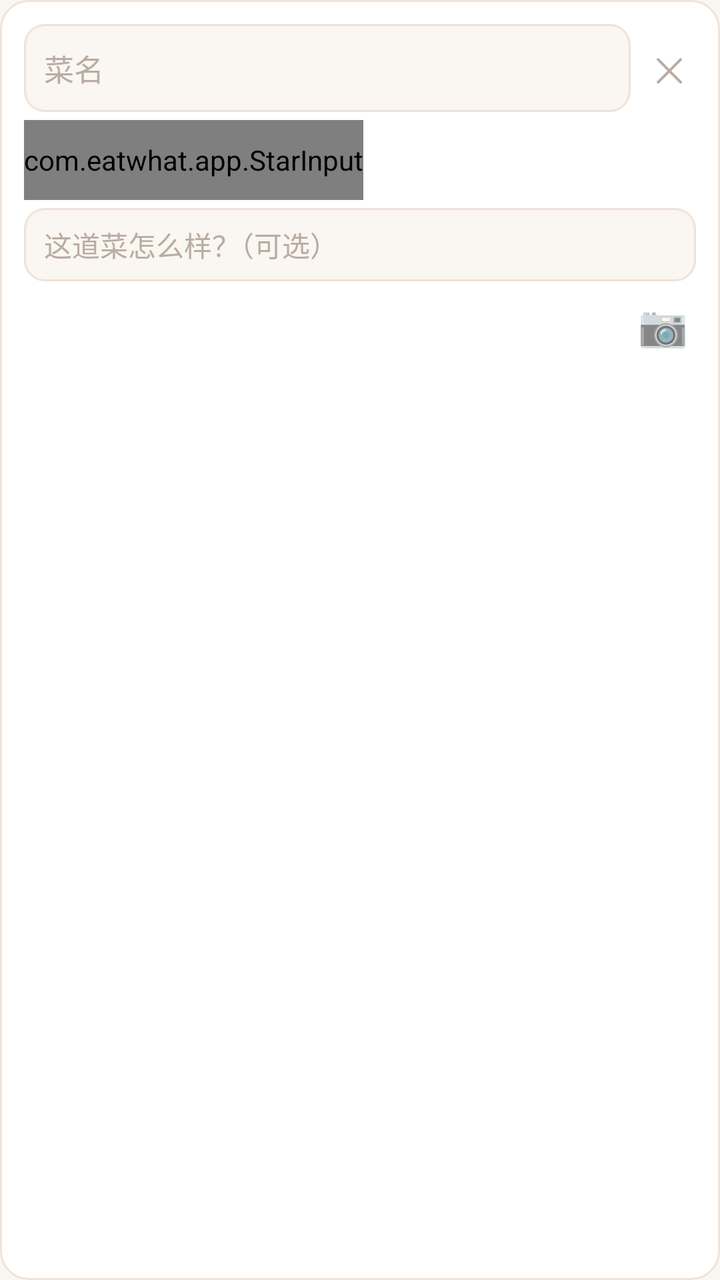
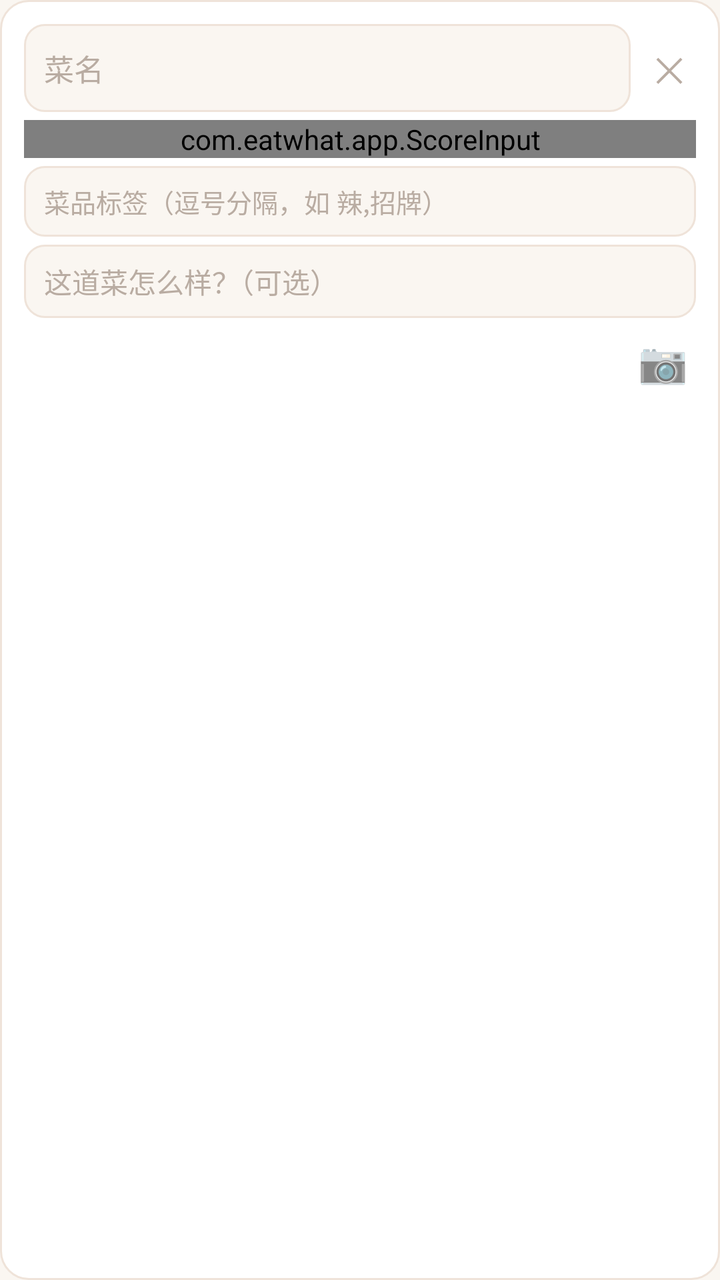

Compare the two renders of this Android layout. The source of the first and the diff that turns it into the second are given below.
<!-- AndroidManifest.xml: application theme AppTheme -->
<!-- res/layout/dish_card.xml -->
<?xml version="1.0" encoding="utf-8"?>
<LinearLayout xmlns:android="http://schemas.android.com/apk/res/android"
    android:layout_width="match_parent"
    android:layout_height="wrap_content"
    android:layout_marginTop="10dp"
    android:background="@drawable/card_bg"
    android:orientation="vertical"
    android:paddingStart="12dp"
    android:paddingEnd="12dp"
    android:paddingTop="12dp"
    android:paddingBottom="12dp">

    <LinearLayout
        android:layout_width="match_parent"
        android:layout_height="wrap_content"
        android:gravity="center_vertical"
        android:orientation="horizontal">

        <EditText
            android:id="@+id/et_dish_name"
            android:layout_width="0dp"
            android:layout_height="44dp"
            android:layout_weight="1"
            android:background="@drawable/bg_input"
            android:hint="菜名"
            android:inputType="text"
            android:maxLines="1"
            android:paddingStart="10dp"
            android:paddingEnd="10dp"
            android:textColor="@color/text_main"
            android:textColorHint="@color/hint"
            android:textSize="15sp" />

        <TextView
            android:id="@+id/btn_del_dish"
            android:layout_width="wrap_content"
            android:layout_height="wrap_content"
            android:paddingStart="12dp"
            android:paddingEnd="6dp"
            android:paddingLeft="12dp"
            android:paddingRight="6dp"
            android:text="✕"
            android:textColor="@color/hint"
            android:textSize="17sp" />
    </LinearLayout>

    <com.eatwhat.app.StarInput
        android:id="@+id/star_dish"
        android:layout_width="wrap_content"
        android:layout_height="40dp"
        android:layout_marginTop="4dp" />

    <EditText
        android:id="@+id/et_dish_comment"
        android:layout_width="match_parent"
        android:layout_height="wrap_content"
        android:layout_marginTop="4dp"
        android:background="@drawable/bg_input"
        android:hint="这道菜怎么样？（可选）"
        android:inputType="textMultiLine"
        android:maxLines="3"
        android:minLines="1"
        android:paddingStart="10dp"
        android:paddingEnd="10dp"
        android:paddingTop="8dp"
        android:paddingBottom="8dp"
        android:textColor="@color/text_main"
        android:textColorHint="@color/hint"
        android:textSize="14sp" />

    <LinearLayout
        android:layout_width="match_parent"
        android:layout_height="wrap_content"
        android:layout_marginTop="8dp"
        android:gravity="center_vertical"
        android:orientation="horizontal">

        <HorizontalScrollView
            android:layout_width="0dp"
            android:layout_height="wrap_content"
            android:layout_weight="1"
            android:scrollbars="none">

            <LinearLayout
                android:id="@+id/ll_photos"
                android:layout_width="wrap_content"
                android:layout_height="wrap_content"
                android:orientation="horizontal" />
        </HorizontalScrollView>

        <TextView
            android:id="@+id/btn_photo"
            android:layout_width="wrap_content"
            android:layout_height="wrap_content"
            android:paddingStart="10dp"
            android:paddingEnd="4dp"
            android:paddingLeft="10dp"
            android:paddingRight="4dp"
            android:text="📷"
            android:textSize="20sp" />
    </LinearLayout>
</LinearLayout>
<!-- resources referenced by this layout -->
<resources>
  <color name="hint">#B9ACA2</color>
  <color name="text_main">#2B2320</color>
  <!-- drawable bg_input (drawable) -->
  <?xml version="1.0" encoding="utf-8"?>
  <shape xmlns:android="http://schemas.android.com/apk/res/android"
      android:shape="rectangle">
      <solid android:color="@color/bg" />
      <corners android:radius="10dp" />
      <stroke android:width="1dp" android:color="@color/stroke" />
  </shape>
  <!-- drawable card_bg (drawable) -->
  <?xml version="1.0" encoding="utf-8"?>
  <shape xmlns:android="http://schemas.android.com/apk/res/android"
      android:shape="rectangle">
      <solid android:color="@color/card" />
      <corners android:radius="14dp" />
      <stroke android:width="1dp" android:color="@color/stroke" />
  </shape>
  <style name="AppTheme" parent="@android:style/Theme.Material.Light.NoActionBar">
          <item name="android:colorPrimary">@color/primary</item>
          <item name="android:colorPrimaryDark">@color/primary_dark</item>
          <item name="android:statusBarColor">@color/primary_dark</item>
          <item name="android:windowBackground">@color/bg</item>
      </style>
  <color name="bg">#FAF6F1</color>
  <color name="stroke">#EFE3D9</color>
  <color name="card">#FFFFFF</color>
  <color name="primary">#FF7043</color>
  <color name="primary_dark">#E64A19</color>
</resources>

<!-- the commit's change to res/layout/dish_card.xml (unified diff, before → after) -->
@@ -44,11 +44,28 @@
             android:textSize="17sp" />
     </LinearLayout>
 
-    <com.eatwhat.app.StarInput
-        android:id="@+id/star_dish"
-        android:layout_width="wrap_content"
-        android:layout_height="40dp"
+    <com.eatwhat.app.ScoreInput
+        android:id="@+id/score_dish"
+        android:layout_width="match_parent"
+        android:layout_height="wrap_content"
         android:layout_marginTop="4dp" />
+
+    <EditText
+        android:id="@+id/et_dish_tags"
+        android:layout_width="match_parent"
+        android:layout_height="wrap_content"
+        android:layout_marginTop="4dp"
+        android:background="@drawable/bg_input"
+        android:hint="菜品标签（逗号分隔，如 辣,招牌）"
+        android:inputType="text"
+        android:maxLines="1"
+        android:paddingStart="10dp"
+        android:paddingEnd="10dp"
+        android:paddingTop="8dp"
+        android:paddingBottom="8dp"
+        android:textColor="@color/text_main"
+        android:textColorHint="@color/hint"
+        android:textSize="13sp" />
 
     <EditText
         android:id="@+id/et_dish_comment"
